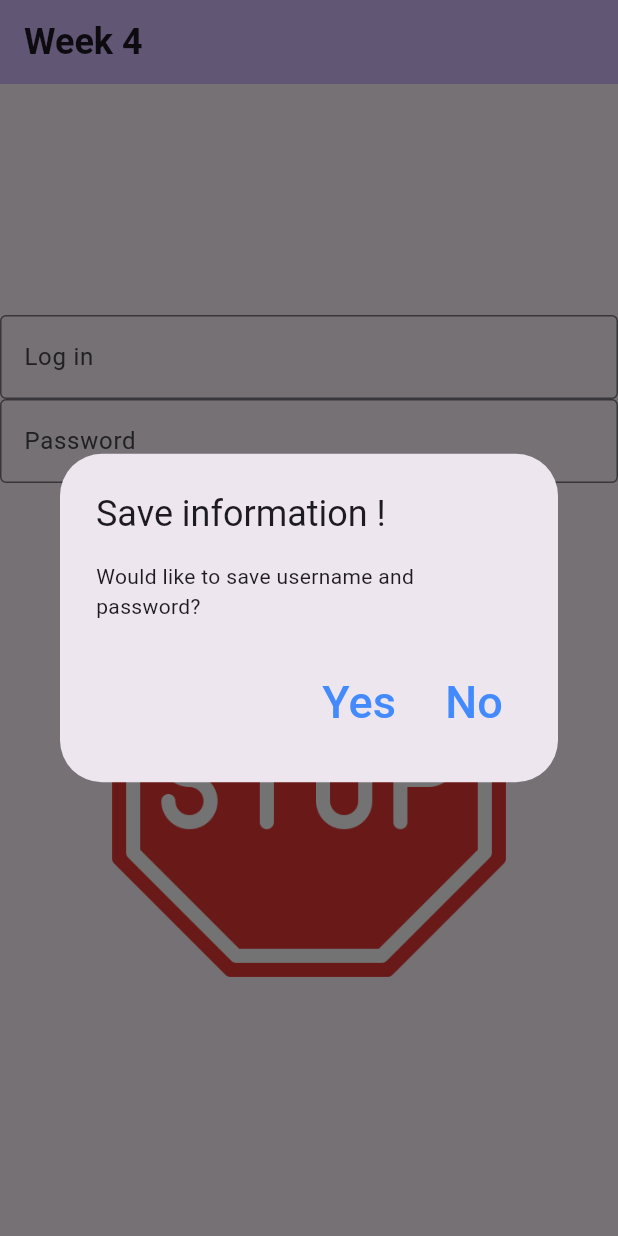
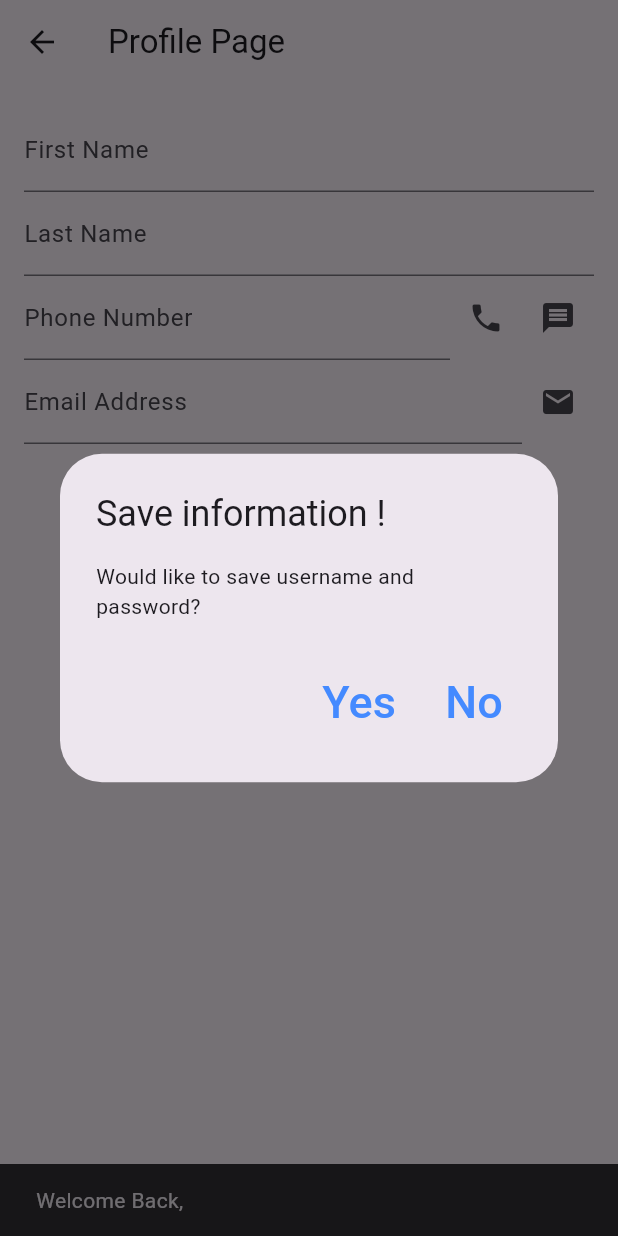
Before and after one commit to MMA38/CST2335-Labs, a Flutter app: the screen it shows after launch, after a tap on "Login", on a phone screen of 412 x 824 dp. Run offline on Flutter 3.47's test engine with Material 3 defaults, Android fonts, the phone set to English and light mode, and no system bars; missing offline and left inert: encrypted_shared_preferences; statements that could not run were skipped.

Commit message:
lab 3 initial project

```diff
--- /dev/null
+++ b/lib/ProfilePage.dart
@@ -0,0 +1,133 @@
+import 'package:flutter/material.dart';
+import 'package:encrypted_shared_preferences/encrypted_shared_preferences.dart';
+import 'package:url_launcher/url_launcher.dart';
+
+class ProfilePage extends StatefulWidget {
+  final String loginName;
+
+  const ProfilePage({Key? key, required this.loginName}) : super(key: key);
+
+  @override
+  _ProfilePageState createState() => _ProfilePageState();
+}
+
+class _ProfilePageState extends State<ProfilePage> {
+  final EncryptedSharedPreferences encryptedSharedPreferences = EncryptedSharedPreferences();
+  final TextEditingController firstNameController = TextEditingController();
+  final TextEditingController lastNameController = TextEditingController();
+  final TextEditingController phoneController = TextEditingController();
+  final TextEditingController emailController = TextEditingController();
+
+  @override
+  void initState() {
+    super.initState();
+    loadData();
+    WidgetsBinding.instance.addPostFrameCallback((_) {
+      ScaffoldMessenger.of(context).showSnackBar(
+        SnackBar(content: Text("Welcome Back, ${widget.loginName}")),
+      );
+    });
+  }
+
+  void loadData() async {
+    firstNameController.text = await encryptedSharedPreferences.getString('firstName') ?? '';
+    lastNameController.text = await encryptedSharedPreferences.getString('lastName') ?? '';
+    phoneController.text = await encryptedSharedPreferences.getString('phone') ?? '';
+    emailController.text = await encryptedSharedPreferences.getString('email') ?? '';
+  }
+
+  void saveData() {
+    encryptedSharedPreferences.setString('firstName', firstNameController.text);
+    encryptedSharedPreferences.setString('lastName', lastNameController.text);
+    encryptedSharedPreferences.setString('phone', phoneController.text);
+    encryptedSharedPreferences.setString('email', emailController.text);
+  }
+
+  void launchDialer() async {
+    final Uri url = Uri(scheme: 'tel', path: phoneController.text);
+    if (await canLaunchUrl(url)) {
+      await launchUrl(url);
+    } else {
+      showErrorDialog("Phone call is not supported on this device");
+    }
+  }
+
+  void launchSMS() async {
+    final Uri url = Uri(scheme: 'sms', path: phoneController.text);
+    if (await canLaunchUrl(url)) {
+      await launchUrl(url);
+    } else {
+      showErrorDialog("SMS is not supported on this device");
+    }
+  }
+
+  void launchEmail() async {
+    final Uri url = Uri(scheme: 'mailto', path: emailController.text);
+    if (await canLaunchUrl(url)) {
+      await launchUrl(url);
+    } else {
+      showErrorDialog("Email is not supported on this device");
+    }
+  }
+
+  void showErrorDialog(String message) {
+    showDialog(
+      context: context,
+      builder: (context) => AlertDialog(
+        title: Text("Error"),
+        content: Text(message),
+        actions: [
+          TextButton(
+            onPressed: () => Navigator.pop(context),
+            child: Text("OK"),
+          )
+        ],
+      ),
+    );
+  }
+
+  @override
+  void dispose() {
+    saveData();
+    super.dispose();
+  }
+
+  @override
+  Widget build(BuildContext context) {
+    return Scaffold(
+      appBar: AppBar(title: Text("Profile Page")),
+      body: Padding(
+        padding: const EdgeInsets.all(16.0),
+        child: Column(
+          children: [
+            TextField(controller: firstNameController, decoration: InputDecoration(labelText: "First Name")),
+            TextField(controller: lastNameController, decoration: InputDecoration(labelText: "Last Name")),
+            Row(
+              children: [
+                Expanded(
+                  child: TextField(
+                    controller: phoneController,
+                    decoration: InputDecoration(labelText: "Phone Number"),
+                  ),
+                ),
+                IconButton(icon: Icon(Icons.phone), onPressed: launchDialer),
+                IconButton(icon: Icon(Icons.message), onPressed: launchSMS),
+              ],
+            ),
+            Row(
+              children: [
+                Expanded(
+                  child: TextField(
+                    controller: emailController,
+                    decoration: InputDecoration(labelText: "Email Address"),
+                  ),
+                ),
+                IconButton(icon: Icon(Icons.email), onPressed: launchEmail),
+              ],
+            ),
+          ],
+        ),
+      ),
+    );
+  }
+}
--- a/lib/main.dart
+++ b/lib/main.dart
@@ -1,6 +1,8 @@
 import 'package:flutter/material.dart';
 import 'package:encrypted_shared_preferences/encrypted_shared_preferences.dart';
-//import 'package:shared_preferences/shared_preferences.dart';
+
+import 'package:lab2/ProfilePage.dart';
+
 
 void main() {
   runApp(const MyApp());
@@ -22,6 +24,9 @@ Widget build(BuildContext context)
       useMaterial3: true,
     ),
     home: const MyHomePage(title: 'Week 4'),
+  routes: {
+  '/profile': (context) => ProfilePage(loginName: '',)
+  }
   );
 }
 }
@@ -163,6 +168,8 @@ class _MyHomePageState extends State<MyHomePage> {
 
             ElevatedButton(
               onPressed: () {
+                Navigator.pushNamed(context, '/profile');
+
                 String password = _controllerPassword.value.text;
                 setState(() {
                   if(password=="QWERTY123")
--- a/pubspec.yaml
+++ b/pubspec.yaml
@@ -33,6 +33,7 @@ dependencies:
   cupertino_icons: ^1.0.8
   flutter_secure_storage: ^9.2.4
   encrypted_shared_preferences: ^3.0.1
+  url_launcher: ^6.3.0
 
 
 
```
Also changed, not shown: pubspec.lock, 5 other files.
